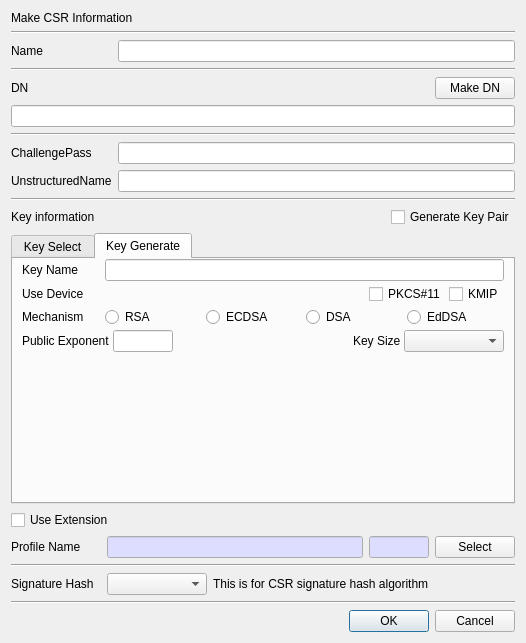
Above: CertMan/make_req_dlg.ui from jykim74/CertMan before the change. Below: the same form after it.
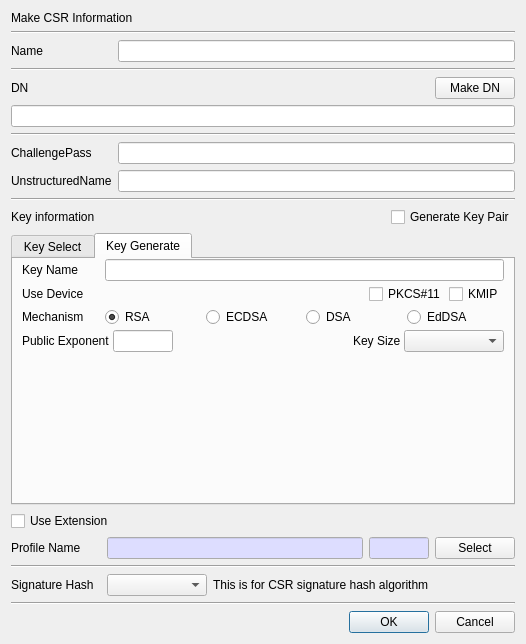
That is the form after the change. The open tabs and pages were chosen to show the change.

The edit to the form file:
```diff
--- a/CertMan/make_req_dlg.ui
+++ b/CertMan/make_req_dlg.ui
@@ -7,7 +7,7 @@
     <x>0</x>
     <y>0</y>
     <width>526</width>
-    <height>643</height>
+    <height>644</height>
    </rect>
   </property>
   <property name="windowTitle">
@@ -539,6 +539,9 @@
            <property name="text">
             <string>RSA</string>
            </property>
+           <property name="checked">
+            <bool>true</bool>
+           </property>
           </widget>
          </item>
          <item row="0" column="3">
```
Left out of the diff: 2 changed lines with no effect on the pictures.
